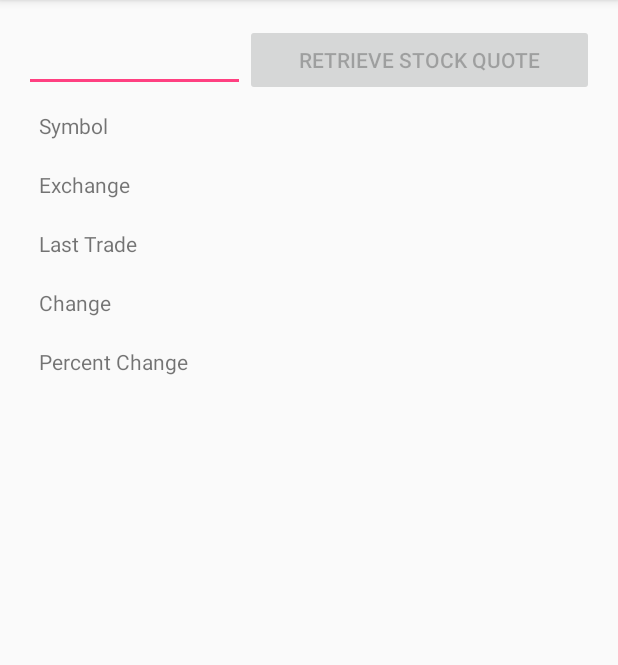
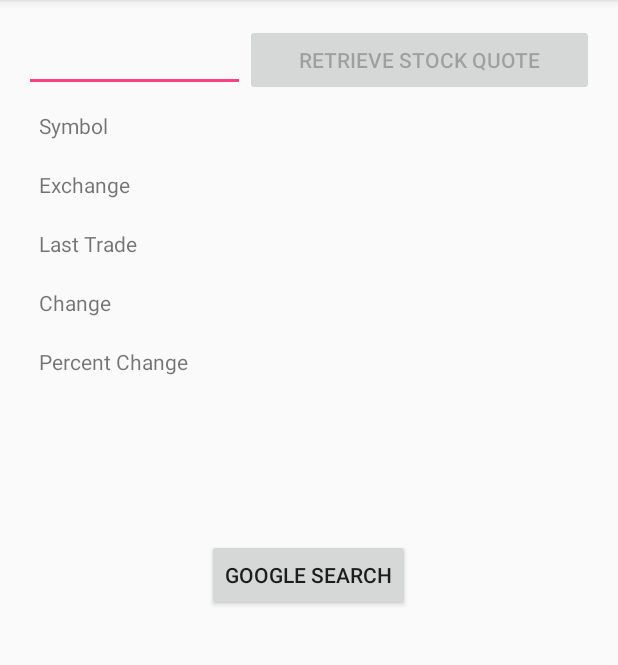
Before and after one commit to Rohitkumar456/MyTicker, an Android app: the screen it shows after launch (MainActivity), on a phone screen of 412 x 824 dp, the part 84-749 px from its top. Run offline under Robolectric (Android 15) with nearby library versions, the phone set to English and light mode, and no system bars.

Commit message:
Add files via upload

```diff
--- /dev/null
+++ b/src/main/java/com/rajatgoyal/myticker/SplashActivity.java
@@ -0,0 +1,30 @@
+package com.rajatgoyal.myticker;
+
+import android.app.Activity;
+import android.content.Intent;
+import android.os.Bundle;
+import android.os.Handler;
+import android.os.PersistableBundle;
+
+/**
+ * Created by rajat goyal on 10/6/2016.
+ */
+
+
+public class SplashActivity extends Activity {
+    @Override
+    protected void onCreate(Bundle savedInstanceState) {
+        super.onCreate(savedInstanceState);
+        setContentView(R.layout.activity_splash);
+
+        new Handler().postDelayed(
+                new Runnable() {
+                    @Override
+                    public void run() {
+                        Intent i = new Intent(SplashActivity.this, MainActivity.class);
+                        startActivity(i);
+                    }
+                },2000
+        );
+    }
+}
--- a/src/main/res/layout/activity_main.xml
+++ b/src/main/res/layout/activity_main.xml
@@ -12,8 +12,8 @@
     tools:context="com.rajatgoyal.myticker.MainActivity">
 
     <TableLayout
-        android:layout_width="match_parent"
-        android:layout_height="fill_parent"
+        android:layout_width="wrap_content"
+        android:layout_height="wrap_content"
         android:shrinkColumns="*"
         android:stretchColumns="*" >
 
@@ -25,8 +25,7 @@
                 android:id="@+id/edit_symbol"
                 android:layout_width="100dp"
                 android:layout_height="wrap_content"
-                android:inputType="textCapCharacters"
-                android:maxLength="5" />
+                android:inputType="textCapCharacters" />
 
             <Button
                 android:id="@+id/bn_retrieve"
@@ -173,18 +172,25 @@
         </TableRow>
 
         <TableRow
-            android:layout_width="match_parent"
+            android:layout_width="wrap_content"
             android:layout_height="wrap_content"
             android:padding="10dip" >
 
             <ImageView
                 android:id="@+id/img_chart"
-                android:layout_width="fill_parent"
-                android:layout_height="fill_parent"
+                android:layout_width="wrap_content"
+                android:layout_height="wrap_content"
                 android:layout_gravity="center"
                 android:layout_span="2"
                 android:contentDescription="@string/stock_chart" />
         </TableRow>
     </TableLayout>
 
+    <Button
+        android:text="Google Search"
+        android:layout_gravity="center"
+        android:onClick="googleSearch"
+        android:layout_width="wrap_content"
+        android:layout_height="wrap_content" />
+
 </LinearLayout>
```
Also changed, not shown: src/main/AndroidManifest.xml (+5 -3 lines), src/main/java/com/rajatgoyal/myticker/GoogleSearchActivity.java (added, +44 -0 lines), src/main/java/com/rajatgoyal/myticker/MainActivity.java (+12 -0 lines), src/main/res/layout/activity_google_search.xml (added, +9 -0 lines), src/main/res/layout/activity_splash.xml (added, +13 -0 lines), src/main/res/drawable/my_tracker_logo.png (added).
